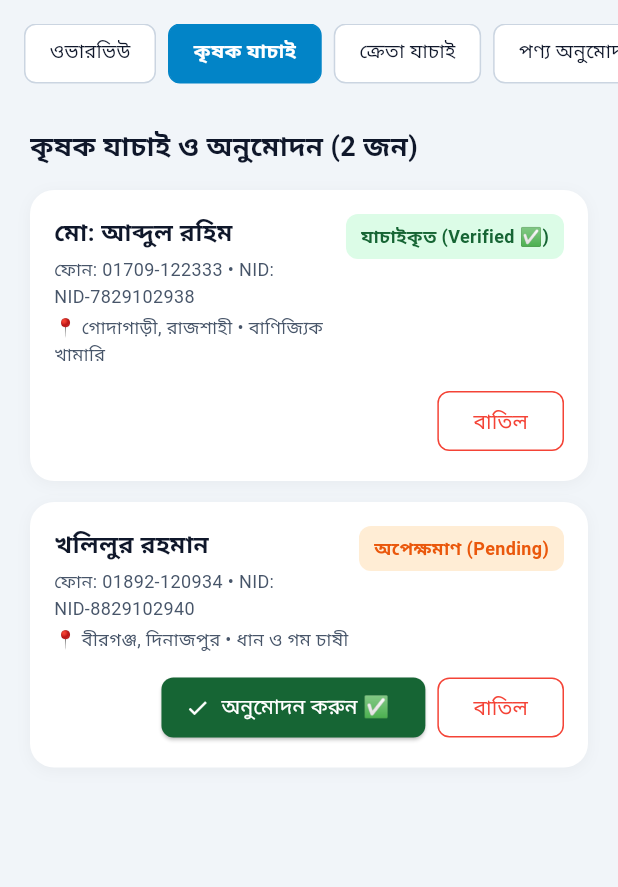
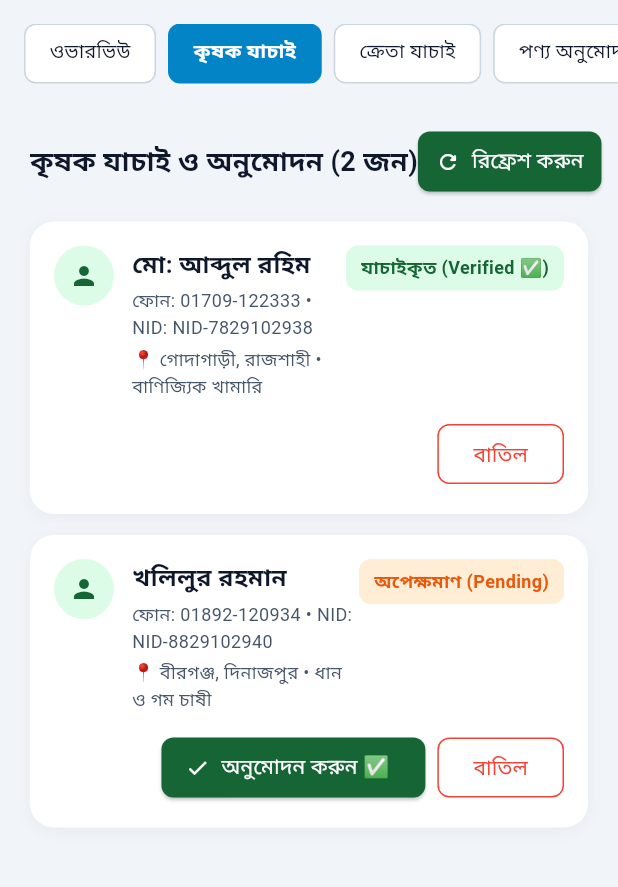
Before and after one commit to sesakilhossen302/krishibazar_admin_web, a Flutter app: the screen it shows after launch, after a tap on "কৃষক যাচাই", on a phone screen of 412 x 824 dp, the part 185-1072 px from its top. Run offline on Flutter 3.47's test engine with Material 3 defaults, Android fonts, the phone set to English and light mode, and no system bars; our stand-ins replace google_fonts; accounts and stored records are empty; network calls fail.

Commit message:
feat(admin): connect live users, verification documents, and status updates with backend

```diff
--- /dev/null
+++ b/lib/Core/Network/admin_api_service.dart
@@ -0,0 +1,57 @@
+import 'dart:convert';
+import 'package:flutter/foundation.dart';
+import 'package:http/http.dart' as http;
+
+class AdminApiService {
+  static const String serverBaseUrl = "http://127.0.0.1:8000";
+  static const String baseUrl = "$serverBaseUrl/api/v1";
+
+  /// Format image URL so it can be viewed on Web or Desktop browser
+  static String formatMediaUrl(String? url) {
+    if (url == null || url.trim().isEmpty) return "";
+    String formatted = url.trim();
+    if (formatted.startsWith("/")) {
+      return "$serverBaseUrl$formatted";
+    }
+    if (!formatted.startsWith("http://") && !formatted.startsWith("https://")) {
+      return "$serverBaseUrl/$formatted";
+    }
+    if (formatted.contains("10.0.2.2:8000")) {
+      formatted = formatted.replaceAll("10.0.2.2:8000", "127.0.0.1:8000");
+    }
+    return formatted;
+  }
+
+  /// Fetch all registered users from backend
+  static Future<List<Map<String, dynamic>>> fetchAllUsers() async {
+    try {
+      final uri = Uri.parse('$baseUrl/users/');
+      final response = await http.get(uri).timeout(const Duration(seconds: 8));
+
+      if (response.statusCode == 200) {
+        final List data = jsonDecode(utf8.decode(response.bodyBytes));
+        return data.cast<Map<String, dynamic>>();
+      }
+    } catch (e) {
+      debugPrint('⚠️ [ADMIN API ERROR - FETCH USERS]: $e');
+    }
+    return [];
+  }
+
+  /// Update verification status of a user (verified, rejected, pending)
+  static Future<bool> updateUserStatus(String userId, String status) async {
+    try {
+      final uri = Uri.parse('$baseUrl/users/$userId/status');
+      final response = await http.patch(
+        uri,
+        headers: {'Content-Type': 'application/json'},
+        body: jsonEncode({'status': status}),
+      ).timeout(const Duration(seconds: 8));
+
+      return response.statusCode == 200;
+    } catch (e) {
+      debugPrint('⚠️ [ADMIN API ERROR - UPDATE STATUS]: $e');
+      return false;
+    }
+  }
+}
--- a/lib/View/Screen/OverviewScreen/overview_screen/overview_screen.dart
+++ b/lib/View/Screen/OverviewScreen/overview_screen/overview_screen.dart
@@ -1,6 +1,7 @@
 import 'package:flutter/material.dart';
 import 'package:provider/provider.dart';
 import '../../../../Utils/AppColors/app_colors.dart';
+import '../../../../global/Model/admin_models.dart';
 import '../../../../global/controller/admin_repository.dart';
 
 class OverviewScreen extends StatelessWidget {
@@ -8,7 +9,7 @@ class OverviewScreen extends StatelessWidget {
 
   @override
   Widget build(BuildContext context) {
-    context.watch<AdminRepository>();
+    final repo = context.watch<AdminRepository>();
 
     return SingleChildScrollView(
       padding: const EdgeInsets.all(20.0),
@@ -62,8 +63,8 @@ class OverviewScreen extends StatelessWidget {
                     ),
                     _buildMetricCard(
                       title: 'নিবন্ধিত কৃষক',
-                      value: '১০ জন',
-                      subtitle: '৮ জন যাচাইকৃত',
+                      value: '${repo.farmers.length} জন',
+                      subtitle: '${repo.farmers.where((f) => f.status == VerificationStatus.verified).length} জন যাচাইকৃত',
                       icon: Icons.agriculture_rounded,
                       iconBg: const Color(0xFFDCFCE7),
                       iconColor: const Color(0xFF166534),
@@ -71,8 +72,8 @@ class OverviewScreen extends StatelessWidget {
                     ),
                     _buildMetricCard(
                       title: 'পাইকারি ক্রেতা',
-                      value: '১০ প্রতিষ্ঠান',
-                      subtitle: '৮ প্রতিষ্ঠান যাচাইকৃত',
+                      value: '${repo.buyers.length} প্রতিষ্ঠান',
+                      subtitle: '${repo.buyers.where((b) => b.status == VerificationStatus.verified).length} প্রতিষ্ঠান যাচাইকৃত',
                       icon: Icons.storefront_rounded,
                       iconBg: const Color(0xFFDCFCE7),
                       iconColor: const Color(0xFF166534),
--- a/lib/View/Screen/VerificationScreen/farmer_verification_screen.dart
+++ b/lib/View/Screen/VerificationScreen/farmer_verification_screen.dart
@@ -17,6 +17,9 @@ class FarmerVerificationScreen extends StatelessWidget {
       child: Column(
         crossAxisAlignment: CrossAxisAlignment.start,
         children: [
+          Row(
+            mainAxisAlignment: MainAxisAlignment.spaceBetween,
+            children: [
               Text(
                 'কৃষক যাচাই ও অনুমোদন (${farmers.length} জন)',
                 style: const TextStyle(
@@ -24,6 +27,21 @@ class FarmerVerificationScreen extends StatelessWidget {
                   fontWeight: FontWeight.bold,
                   color: AppColors.textPrimary,
                 ),
+              ),
+              ElevatedButton.icon(
+                onPressed: repo.isLoadingUsers ? null : () => repo.fetchUsersFromBackend(),
+                icon: repo.isLoadingUsers
+                    ? const SizedBox(width: 14, height: 14, child: CircularProgressIndicator(strokeWidth: 2, color: Colors.white))
+                    : const Icon(Icons.refresh_rounded, size: 16),
+                label: const Text('রিফ্রেশ করুন'),
+                style: ElevatedButton.styleFrom(
+                  backgroundColor: AppColors.primaryGreen,
+                  foregroundColor: Colors.white,
+                  shape: RoundedRectangleBorder(borderRadius: BorderRadius.circular(8)),
+                  padding: const EdgeInsets.symmetric(horizontal: 12, vertical: 8),
+                ),
+              ),
+            ],
           ),
           const SizedBox(height: 16),
 
@@ -54,6 +72,17 @@ class FarmerVerificationScreen extends StatelessWidget {
                         Row(
                           crossAxisAlignment: CrossAxisAlignment.start,
                           children: [
+                            CircleAvatar(
+                              radius: 20,
+                              backgroundColor: const Color(0xFFDCFCE7),
+                              backgroundImage: (farmer.photoUrl != null && farmer.photoUrl!.isNotEmpty)
+                                  ? NetworkImage(farmer.photoUrl!)
+                                  : null,
+                              child: (farmer.photoUrl == null || farmer.photoUrl!.isEmpty)
+                                  ? const Icon(Icons.person, color: Color(0xFF166534), size: 20)
+                                  : null,
+                            ),
+                            const SizedBox(width: 12),
                             Expanded(
                               child: Column(
                                 crossAxisAlignment: CrossAxisAlignment.start,
--- a/lib/global/Model/admin_models.dart
+++ b/lib/global/Model/admin_models.dart
@@ -90,6 +90,8 @@ class UserDetailRecord {
   final String nidFrontUrl;
   final String nidBackUrl;
   final String? tradeLicenseUrl;
+  final String? photoUrl;
+  final String? krishiCardDocUrl;
   final String adminNotes;
 
   UserDetailRecord({
@@ -108,6 +110,8 @@ class UserDetailRecord {
     required this.nidFrontUrl,
     required this.nidBackUrl,
     this.tradeLicenseUrl,
+    this.photoUrl,
+    this.krishiCardDocUrl,
     this.adminNotes = '',
   });
 }
@@ -123,6 +127,8 @@ class FarmerVerificationRecord {
   final VerificationStatus status;
   final String nidFrontUrl;
   final String nidBackUrl;
+  final String? photoUrl;
+  final String? krishiCardDocUrl;
   final String adminNotes;
 
   FarmerVerificationRecord({
@@ -136,6 +142,8 @@ class FarmerVerificationRecord {
     required this.status,
     required this.nidFrontUrl,
     required this.nidBackUrl,
+    this.photoUrl,
+    this.krishiCardDocUrl,
     this.adminNotes = '',
   });
 }
@@ -155,6 +163,7 @@ class BuyerVerificationRecord {
   final String nidBackUrl;
   final String? tradeLicenseUrl;
   final String? businessLicenseNo;
+  final String? photoUrl;
   final String adminNotes;
 
   BuyerVerificationRecord({
@@ -172,6 +181,7 @@ class BuyerVerificationRecord {
     required this.nidBackUrl,
     this.tradeLicenseUrl,
     this.businessLicenseNo,
+    this.photoUrl,
     this.adminNotes = '',
   });
 }
--- a/lib/global/controller/admin_repository.dart
+++ b/lib/global/controller/admin_repository.dart
@@ -1,4 +1,5 @@
 import 'package:flutter/material.dart';
+import '../../Core/Network/admin_api_service.dart';
 import '../Model/admin_models.dart';
 
 class AdminRepository extends ChangeNotifier {
@@ -23,6 +24,8 @@ class AdminRepository extends ChangeNotifier {
   UserDetailRecord? activeUserForDetail;
   int activeNavIndex = 0;
   String searchQuery = '';
+  bool _isLoadingUsers = false;
+  bool get isLoadingUsers => _isLoadingUsers;
 
   void setActiveNavIndex(int index) {
     activeNavIndex = index;
@@ -36,6 +39,95 @@ class AdminRepository extends ChangeNotifier {
 
   AdminRepository() {
     _initDemoData();
+    fetchUsersFromBackend();
+  }
+
+  Future<void> fetchUsersFromBackend() async {
+    _isLoadingUsers = true;
+    notifyListeners();
+
+    try {
+      final data = await AdminApiService.fetchAllUsers();
+      if (data.isNotEmpty) {
+        final List<FarmerVerificationRecord> loadedFarmers = [];
+        final List<BuyerVerificationRecord> loadedBuyers = [];
+
+        for (var u in data) {
+          final role = (u['role'] ?? '').toString().toLowerCase();
+          final id = u['id']?.toString() ?? '';
+          final name = u['name']?.toString() ?? 'অজ্ঞাত';
+          final phone = u['phone']?.toString() ?? '';
+          final email = u['email']?.toString() ?? '';
+          final nid = (u['nid_or_doc'] ?? '').toString();
+
+          final List<String> locParts = [];
+          if ((u['address'] ?? '').toString().isNotEmpty) locParts.add(u['address']);
+          if ((u['union'] ?? '').toString().isNotEmpty) locParts.add(u['union']);
+          if ((u['upazila'] ?? '').toString().isNotEmpty) locParts.add(u['upazila']);
+          if ((u['district'] ?? '').toString().isNotEmpty) locParts.add(u['district']);
+          final location = locParts.isNotEmpty ? locParts.join(', ') : (u['district'] ?? 'বাংলাদেশ');
+
+          final rawStatus = (u['verification_status'] ?? '').toString().toLowerCase();
+          VerificationStatus status = VerificationStatus.pending;
+          if (rawStatus == 'verified') {
+            status = VerificationStatus.verified;
+          } else if (rawStatus == 'rejected') {
+            status = VerificationStatus.rejected;
+          } else if (rawStatus == 'inprogress') {
+            status = VerificationStatus.inProgress;
+          } else if (rawStatus == 'suspended') {
+            status = VerificationStatus.suspended;
+          }
+
+          final nidFront = AdminApiService.formatMediaUrl(u['nid_front_url']);
+          final nidBack = AdminApiService.formatMediaUrl(u['nid_back_url']);
+          final photo = AdminApiService.formatMediaUrl(u['photo_url']);
+
+          if (role == 'farmer') {
+            loadedFarmers.add(FarmerVerificationRecord(
+              id: id,
+              name: name,
+              phone: phone,
+              nid: nid.isNotEmpty ? nid : 'NID নেই',
+              location: location,
+              farmerType: (u['farmer_type'] != null && u['farmer_type'].toString().isNotEmpty) ? u['farmer_type'] : 'সাধারণ কৃষক',
+              email: email,
+              status: status,
+              nidFrontUrl: nidFront,
+              nidBackUrl: nidBack,
+              photoUrl: photo,
+              krishiCardDocUrl: AdminApiService.formatMediaUrl(u['krishi_card_doc_url']),
+            ));
+          } else {
+            loadedBuyers.add(BuyerVerificationRecord(
+              id: id,
+              storeName: (u['business_name'] ?? '').toString().isNotEmpty ? u['business_name'] : name,
+              ownerName: name,
+              tradeLicense: (u['trade_info'] ?? '').toString().isNotEmpty ? u['trade_info'] : 'ট্রেড লাইসেন্স নেই',
+              location: location,
+              onTimePayPercent: (u['payment_reliability'] is num) ? (u['payment_reliability'] as num).toInt() : 98,
+              email: email,
+              phone: phone,
+              nid: nid.isNotEmpty ? nid : 'NID নেই',
+              status: status,
+              nidFrontUrl: nidFront,
+              nidBackUrl: nidBack,
+              tradeLicenseUrl: AdminApiService.formatMediaUrl(u['trade_license_url']),
+              businessLicenseNo: u['business_type'],
+              photoUrl: photo,
+            ));
+          }
+        }
+
+        if (loadedFarmers.isNotEmpty) _farmers = loadedFarmers;
+        if (loadedBuyers.isNotEmpty) _buyers = loadedBuyers;
+      }
+    } catch (e) {
+      debugPrint('Error loading backend users into Admin: $e');
+    } finally {
+      _isLoadingUsers = false;
+      notifyListeners();
+    }
   }
 
   void _initDemoData() {
@@ -165,6 +257,8 @@ class AdminRepository extends ChangeNotifier {
       farmerType: farmer.farmerType,
       nidFrontUrl: farmer.nidFrontUrl,
       nidBackUrl: farmer.nidBackUrl,
+      photoUrl: farmer.photoUrl,
+      krishiCardDocUrl: farmer.krishiCardDocUrl,
       adminNotes: farmer.adminNotes,
     );
     notifyListeners();
@@ -186,6 +280,7 @@ class AdminRepository extends ChangeNotifier {
       nidFrontUrl: buyer.nidFrontUrl,
       nidBackUrl: buyer.nidBackUrl,
       tradeLicenseUrl: buyer.tradeLicenseUrl,
+      photoUrl: buyer.photoUrl,
       adminNotes: buyer.adminNotes,
     );
     notifyListeners();
@@ -196,11 +291,11 @@ class AdminRepository extends ChangeNotifier {
     notifyListeners();
   }
 
-  void updateUserStatus({
+  Future<void> updateUserStatus({
     required String userId,
     required VerificationStatus status,
     required String adminNote,
-  }) {
+  }) async {
     // Update active user detail
     if (activeUserForDetail?.id == userId) {
       activeUserForDetail = UserDetailRecord(
@@ -219,6 +314,8 @@ class AdminRepository extends ChangeNotifier {
         nidFrontUrl: activeUserForDetail!.nidFrontUrl,
         nidBackUrl: activeUserForDetail!.nidBackUrl,
         tradeLicenseUrl: activeUserForDetail!.tradeLicenseUrl,
+        photoUrl: activeUserForDetail!.photoUrl,
+        krishiCardDocUrl: activeUserForDetail!.krishiCardDocUrl,
         adminNotes: adminNote,
       );
     }
@@ -236,6 +333,8 @@ class AdminRepository extends ChangeNotifier {
         status: status,
         nidFrontUrl: _farmers[fIdx].nidFrontUrl,
         nidBackUrl: _farmers[fIdx].nidBackUrl,
+        photoUrl: _farmers[fIdx].photoUrl,
+        krishiCardDocUrl: _farmers[fIdx].krishiCardDocUrl,
         adminNotes: adminNote,
       );
     }
@@ -256,11 +355,21 @@ class AdminRepository extends ChangeNotifier {
         nidFrontUrl: _buyers[bIdx].nidFrontUrl,
         nidBackUrl: _buyers[bIdx].nidBackUrl,
         tradeLicenseUrl: _buyers[bIdx].tradeLicenseUrl,
+        businessLicenseNo: _buyers[bIdx].businessLicenseNo,
+        photoUrl: _buyers[bIdx].photoUrl,
         adminNotes: adminNote,
       );
     }
 
     notifyListeners();
+
+    // Persist to backend database
+    String statusStr = 'pending';
+    if (status == VerificationStatus.verified) statusStr = 'verified';
+    if (status == VerificationStatus.rejected) statusStr = 'rejected';
+    if (status == VerificationStatus.suspended) statusStr = 'suspended';
+
+    await AdminApiService.updateUserStatus(userId, statusStr);
   }
 
   void suspendUser({required String userId, required String adminNote}) {
--- a/pubspec.yaml
+++ b/pubspec.yaml
@@ -37,6 +37,7 @@ dependencies:
   provider: ^6.1.5+1
   google_fonts: ^8.2.1
   intl: ^0.20.3
+  http: ^1.2.1
 
 dev_dependencies:
   flutter_test:
```
Also changed, not shown: lib/View/Screen/VerificationScreen/buyer_verification_screen.dart (+29 -0 lines), lib/View/Screen/VerificationScreen/user_detail_modal.dart (+20 -7 lines), pubspec.lock. Lines whose indentation alone changed are shown as unchanged.
